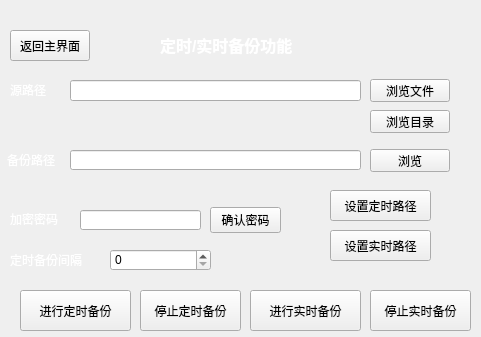
Above: extra.ui from Vergilllll/backup before the change. Below: the same form after it.
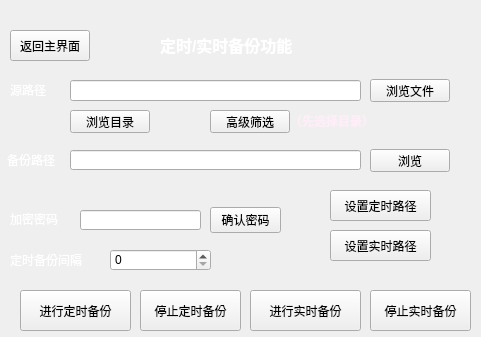
That is the form after the change. Icons and pictures are not drawn.

Commit message: 适配extra，增强ui交互

Diff of the .ui file:
```diff
--- a/extra.ui
+++ b/extra.ui
@@ -81,7 +81,7 @@
   <widget class="QPushButton" name="browseDirButton">
    <property name="geometry">
     <rect>
-     <x>370</x>
+     <x>70</x>
      <y>110</y>
      <width>80</width>
      <height>23</height>
@@ -280,6 +280,32 @@
     <string>停止实时备份</string>
    </property>
   </widget>
+  <widget class="QPushButton" name="fileFilter_button">
+   <property name="geometry">
+    <rect>
+     <x>210</x>
+     <y>110</y>
+     <width>80</width>
+     <height>23</height>
+    </rect>
+   </property>
+   <property name="text">
+    <string>高级筛选</string>
+   </property>
+  </widget>
+  <widget class="QLabel" name="label_2">
+   <property name="geometry">
+    <rect>
+     <x>290</x>
+     <y>111</y>
+     <width>121</width>
+     <height>21</height>
+    </rect>
+   </property>
+   <property name="text">
+    <string>&lt;html&gt;&lt;head/&gt;&lt;body&gt;&lt;p&gt;&lt;span style=&quot; font-weight:700; color:#ffeef8;&quot;&gt;（先选择目录）&lt;/span&gt;&lt;/p&gt;&lt;/body&gt;&lt;/html&gt;</string>
+   </property>
+  </widget>
   <zorder>label</zorder>
   <zorder>res_label</zorder>
   <zorder>path_label</zorder>
```
Left out of the diff: 2 changed lines with no effect on the pictures. The commit also changes 22 other files.
